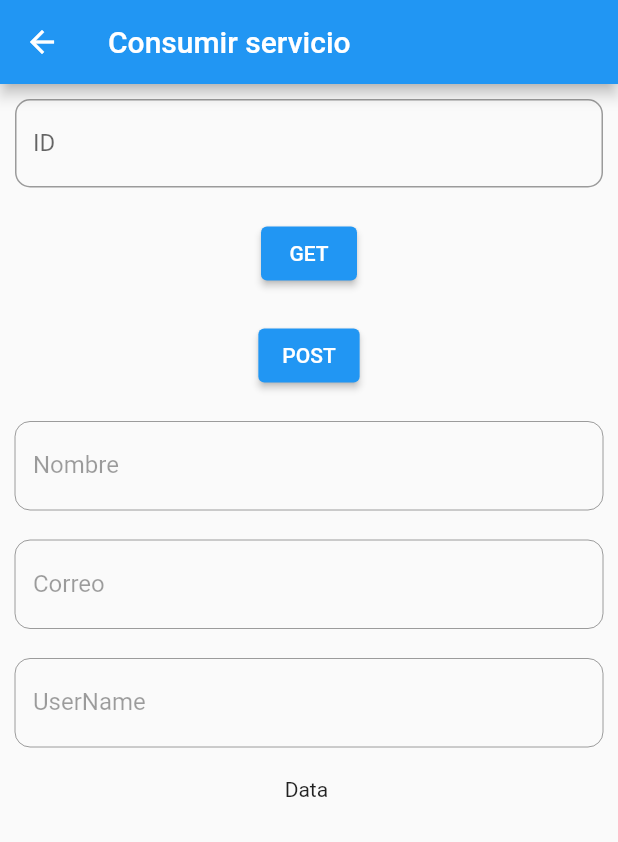
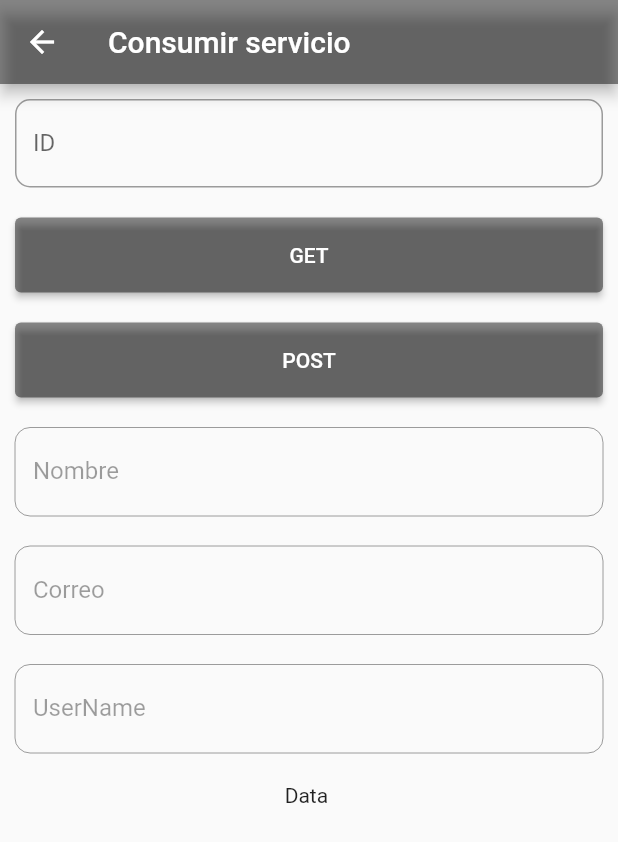
Before and after one commit to Leonardov7/Linea2-Global, a Flutter app: the screen it shows after launch, after a tap on "Consumir servicio", on a phone screen of 412 x 824 dp. Shown: the top 842 px of the screen. Run offline on Flutter 3.47's test engine with Material 2 defaults, Android fonts, the phone set to English and light mode, and no system bars; our stand-ins replace cloud_firestore, firebase_core, geolocator, local_auth; accounts and stored records are empty; network calls fail.

Commit message:
Geolocalización.

```diff
--- a/lib/View/REST.dart
+++ b/lib/View/REST.dart
@@ -18,12 +18,16 @@ class RESTApp extends State<REST> {
     Response response =
         await get(Uri.parse('https://jsonplaceholder.typicode.com/users/'+id));
     Map data = jsonDecode(response.body);
-    print('NAME: ${data['name']} /// username: ${data['username']}');
-    print(data);
+    //print('NAME: ${data['name']} /// username: ${data['username']}');
+   // print(data);
     print(response.statusCode.toString()+ " Código de respuesta");
-    nombre.text='${data['name']}';
-    correo.text='${data['email']}';
-    username.text='${data['username']}';
+    if (response.statusCode.toString()=='200'){
+      nombre.text='${data['name']}';
+      correo.text='${data['email']}';
+      username.text='${data['username']}';
+
+    }
+
   }
 consumirPost()async{
   Response response = await post(Uri.parse('https://jsonplaceholder.typicode.com/posts'),
@@ -40,6 +44,7 @@ consumirPost()async{
     return Scaffold(
       appBar: AppBar(
         title: Text('Consumir servicio'),
+        backgroundColor: Colors.black45,
       ),
       body: SingleChildScrollView(
         child: Center(
@@ -61,15 +66,24 @@ consumirPost()async{
               Padding(
                 padding: EdgeInsets.all(10),
                 child: ElevatedButton(
+                  style: ElevatedButton.styleFrom(
+                    minimumSize: Size(500, 50),
+                    primary: Colors.black45,
+                  ),
                   onPressed: () {
                     consumirGet(id.text);
                   },
                   child: Text('GET'),
+
                 ),
               ),
               Padding(
                 padding: EdgeInsets.all(10),
                 child: ElevatedButton(
+                  style: ElevatedButton.styleFrom(
+                    minimumSize: Size(500, 50),
+                    primary: Colors.black45,
+                  ),
                   onPressed: () {
                     consumirPost();
                   },
--- a/lib/main.dart
+++ b/lib/main.dart
@@ -1,5 +1,6 @@
 import 'package:firebase_core/firebase_core.dart';
 import 'package:flutter/material.dart';
+import 'package:proyectolinea2/View/Geolocalizacion.dart';
 import 'View/Login.dart';
 import 'View/UserRegister.dart';
 import 'View/REST.dart';
@@ -129,6 +130,23 @@ class HomeStart extends State<Home> {
                   child: Text('Consumir servicio',style: TextStyle(color: Colors.white,fontSize: 20)),
                 ),
               ),
+              Padding(
+                padding:
+                EdgeInsets.only(left: 10, top: 10, right: 10, bottom: 0),
+                child: ElevatedButton(
+
+                  style: ElevatedButton.styleFrom(
+                      primary: Colors.black45,
+
+                      minimumSize: Size(400, 50)),
+                  onPressed: () {
+                    print('Geolocalización');
+                    Navigator.push(context,
+                        MaterialPageRoute(builder: (_) => Geolocalizacion()));
+                  },
+                  child: Text('Geolocalización',style: TextStyle(color: Colors.white,fontSize: 20)),
+                ),
+              ),
             ],
           ),
         ),
--- a/pubspec.yaml
+++ b/pubspec.yaml
@@ -33,6 +33,7 @@ dependencies:
   cloud_firestore:
   local_auth: ^1.1.11
   http:
+  geolocator: ^8.2.0
 
   # The following adds the Cupertino Icons font to your application.
   # Use with the CupertinoIcons class for iOS style icons.
```
Also changed, not shown: lib/View/Geolocalizacion.dart (added, +150 -0 lines), pubspec.lock, 1 other file.
